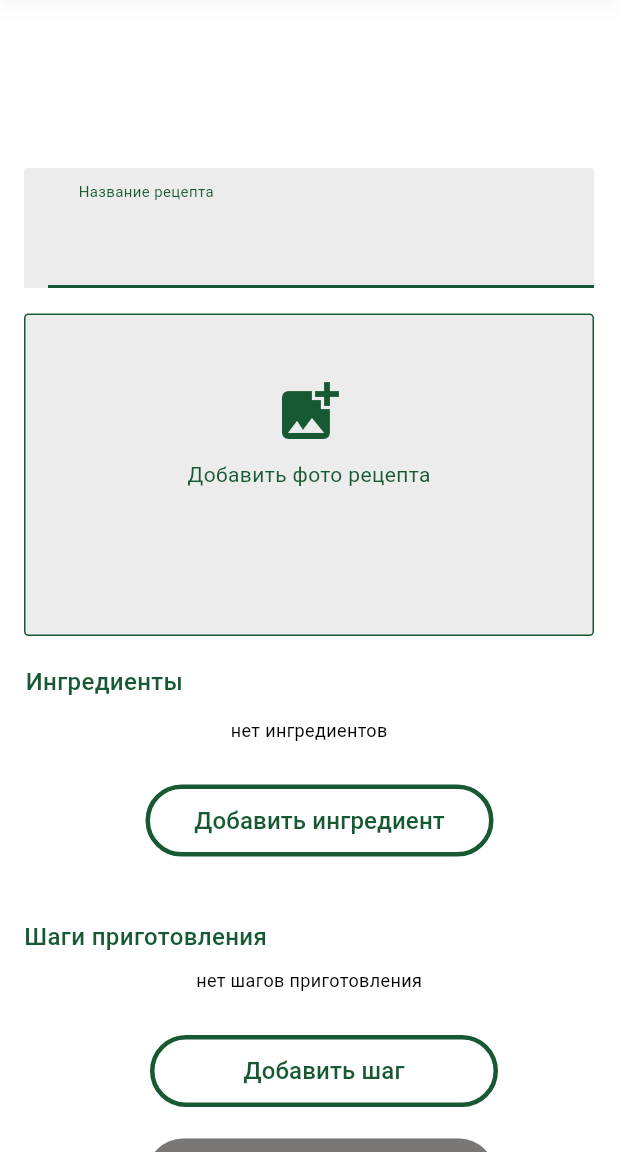
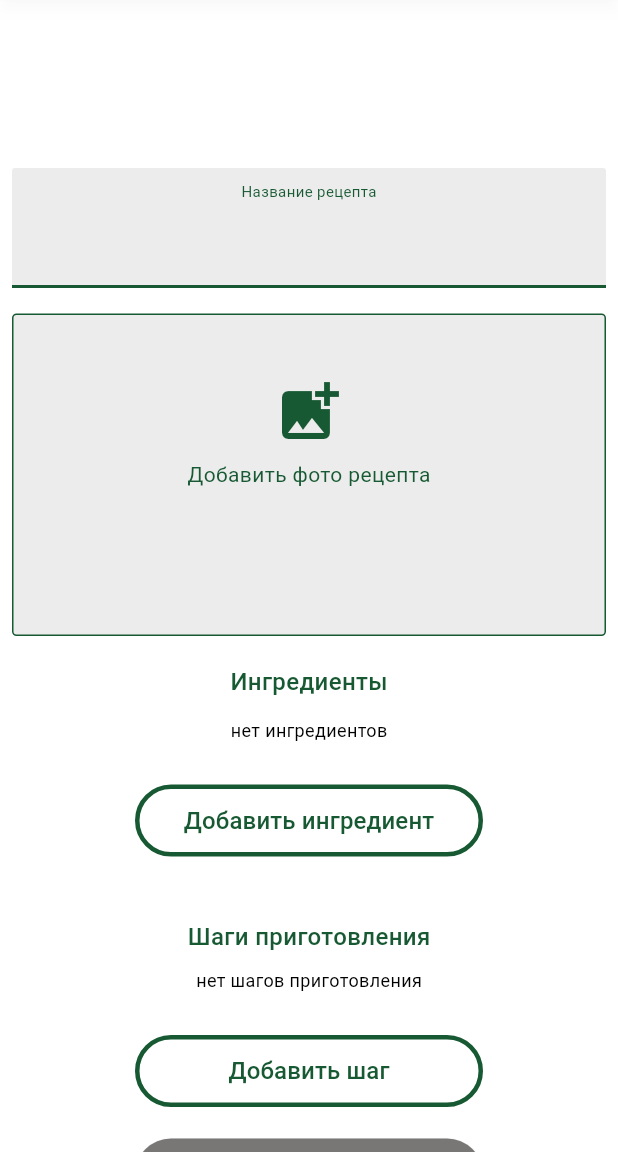
Before and after one commit to RurikV/flutter_recipe_app, a Flutter app: the screen it shows after launch, after a tap on the "add" icon, on a phone screen of 412 x 824 dp, the part 84-1236 px from its top. Run offline on Flutter 3.47's test engine with Material 3 defaults, Android fonts, the phone set to English and light mode, and no system bars; network calls fail.

Commit message:
Center align form elements and standardize padding across recipe creation widgets
Refactored layout alignment by switching to `crossAxisAlignment.center` where applicable and reducing redundant left/right paddings. Enhanced container centralization and adjusted child positioning for a more consistent and visually balanced UI.

```diff
--- a/lib/screens/add_recipe_screen.dart
+++ b/lib/screens/add_recipe_screen.dart
@@ -245,7 +245,7 @@ class _AddRecipeScreenState extends State<AddRecipeScreen> {
                       child: Form(
                         key: _formKey,
                         child: Column(
-                          crossAxisAlignment: CrossAxisAlignment.start,
+                          crossAxisAlignment: CrossAxisAlignment.center,
                           children: [
                             // Recipe name input field
                             RecipeNameInput(controller: _nameController),
--- a/lib/widgets/ingredients_section.dart
+++ b/lib/widgets/ingredients_section.dart
@@ -18,11 +18,11 @@ class IngredientsSection extends StatelessWidget {
   @override
   Widget build(BuildContext context) {
     return Column(
-      crossAxisAlignment: CrossAxisAlignment.start,
+      crossAxisAlignment: CrossAxisAlignment.center,
       children: [
         // Ingredients header
         Padding(
-          padding: const EdgeInsets.only(left: 17, top: 19),
+          padding: const EdgeInsets.only(top: 19),
           child: Text(
             'Ингредиенты',
             style: TextStyle(
@@ -103,7 +103,7 @@ class IngredientsSection extends StatelessWidget {
 
         // Add ingredient button
         Padding(
-          padding: const EdgeInsets.only(left: 97, top: 25),
+          padding: const EdgeInsets.only(top: 25),
           child: SizedBox(
             width: 232,
             height: 48,
--- a/lib/widgets/photo_upload_section.dart
+++ b/lib/widgets/photo_upload_section.dart
@@ -11,7 +11,8 @@ class PhotoUploadSection extends StatelessWidget {
   @override
   Widget build(BuildContext context) {
     return Padding(
-      padding: const EdgeInsets.only(left: 16, right: 16, top: 17),
+      padding: const EdgeInsets.only(top: 17),
+      child: Center(
         child: Container(
           width: 396,
           height: 215,
@@ -52,6 +53,7 @@ class PhotoUploadSection extends StatelessWidget {
             ],
           ),
         ),
+      ),
     );
   }
 }
--- a/lib/widgets/recipe_name_input.dart
+++ b/lib/widgets/recipe_name_input.dart
@@ -11,10 +11,9 @@ class RecipeNameInput extends StatelessWidget {
   @override
   Widget build(BuildContext context) {
     return Padding(
-      padding: const EdgeInsets.only(left: 16, right: 16, top: 112),
-      child: Stack(
-        children: [
-          Container(
+      padding: const EdgeInsets.only(top: 112),
+      child: Center(
+        child: Container(
           width: 396,
           height: 80, // Increased height to accommodate error message
           decoration: const BoxDecoration(
@@ -24,10 +23,11 @@ class RecipeNameInput extends StatelessWidget {
               topRight: Radius.circular(2),
             ),
           ),
-          ),
-          Positioned(
-            left: 36.31,
-            top: 120.17 - 112,
+          child: Column(
+            crossAxisAlignment: CrossAxisAlignment.center,
+            children: [
+              Padding(
+                padding: const EdgeInsets.only(top: 8.0),
                 child: const Text(
                   'Название рецепта',
                   style: TextStyle(
@@ -38,28 +38,12 @@ class RecipeNameInput extends StatelessWidget {
                   ),
                 ),
               ),
-          Positioned(
-            left: 16,
-            top: 80, // Adjusted to match the new container height
-            child: Container(
-              width: 396,
-              height: 0,
-              decoration: const BoxDecoration(
-                border: Border(
-                  bottom: BorderSide(
-                    color: Color(0xFF165932),
-                    width: 2,
-                  ),
-                ),
-              ),
-            ),
-          ),
-          Positioned(
-            left: 36.31,
-            top: 20,
-            right: 16,
+              Expanded(
+                child: Padding(
+                  padding: const EdgeInsets.symmetric(horizontal: 20.0),
                   child: TextFormField(
                     controller: controller,
+                    textAlign: TextAlign.center,
                     decoration: const InputDecoration(
                       border: InputBorder.none,
                       contentPadding: EdgeInsets.symmetric(vertical: 8.0),
@@ -83,7 +67,15 @@ class RecipeNameInput extends StatelessWidget {
                     },
                   ),
                 ),
+              ),
+              Container(
+                width: 396,
+                height: 2,
+                color: const Color(0xFF165932),
+              ),
             ],
+          ),
+        ),
       ),
     );
   }
--- a/lib/widgets/save_recipe_button.dart
+++ b/lib/widgets/save_recipe_button.dart
@@ -11,7 +11,7 @@ class SaveRecipeButton extends StatelessWidget {
   @override
   Widget build(BuildContext context) {
     return Padding(
-      padding: const EdgeInsets.only(left: 98, top: 21, bottom: 24),
+      padding: const EdgeInsets.only(top: 21, bottom: 24),
       child: SizedBox(
         width: 232,
         height: 48,
--- a/lib/widgets/steps_section.dart
+++ b/lib/widgets/steps_section.dart
@@ -18,11 +18,11 @@ class StepsSection extends StatelessWidget {
   @override
   Widget build(BuildContext context) {
     return Column(
-      crossAxisAlignment: CrossAxisAlignment.start,
+      crossAxisAlignment: CrossAxisAlignment.center,
       children: [
         // Steps header
         Padding(
-          padding: const EdgeInsets.only(left: 16, top: 42),
+          padding: const EdgeInsets.only(top: 42),
           child: Text(
             'Шаги приготовления',
             style: TextStyle(
@@ -112,7 +112,7 @@ class StepsSection extends StatelessWidget {
 
         // Add step button
         Padding(
-          padding: const EdgeInsets.only(left: 100, top: 25),
+          padding: const EdgeInsets.only(top: 25),
           child: SizedBox(
             width: 232,
             height: 48,
```
Lines whose indentation alone changed are shown as unchanged.
